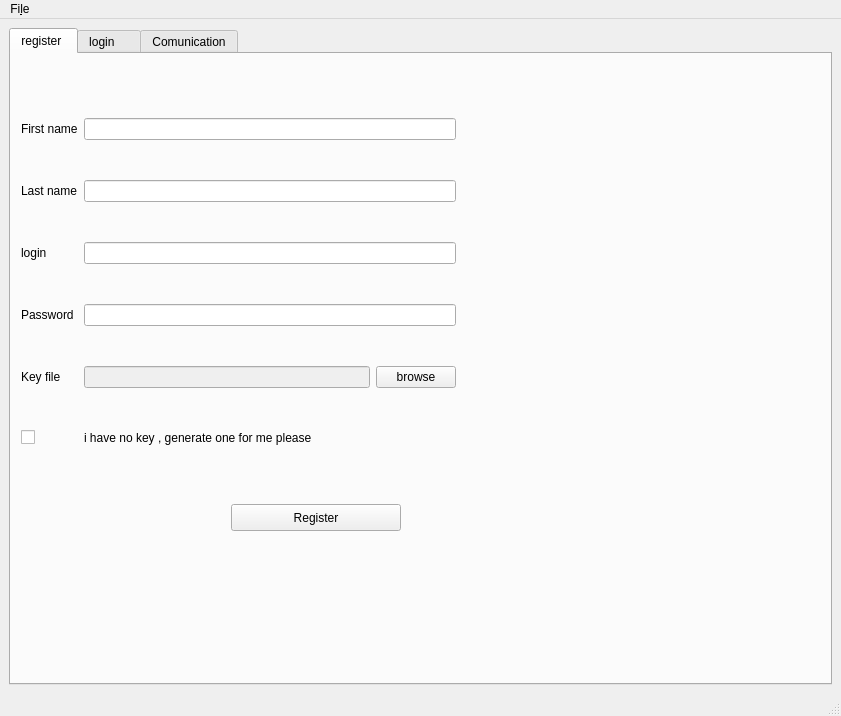
This is client/main_ui.ui in MohamedAmineOuali/Security-project as Qt 5 draws it before an edit. The edited form follows.
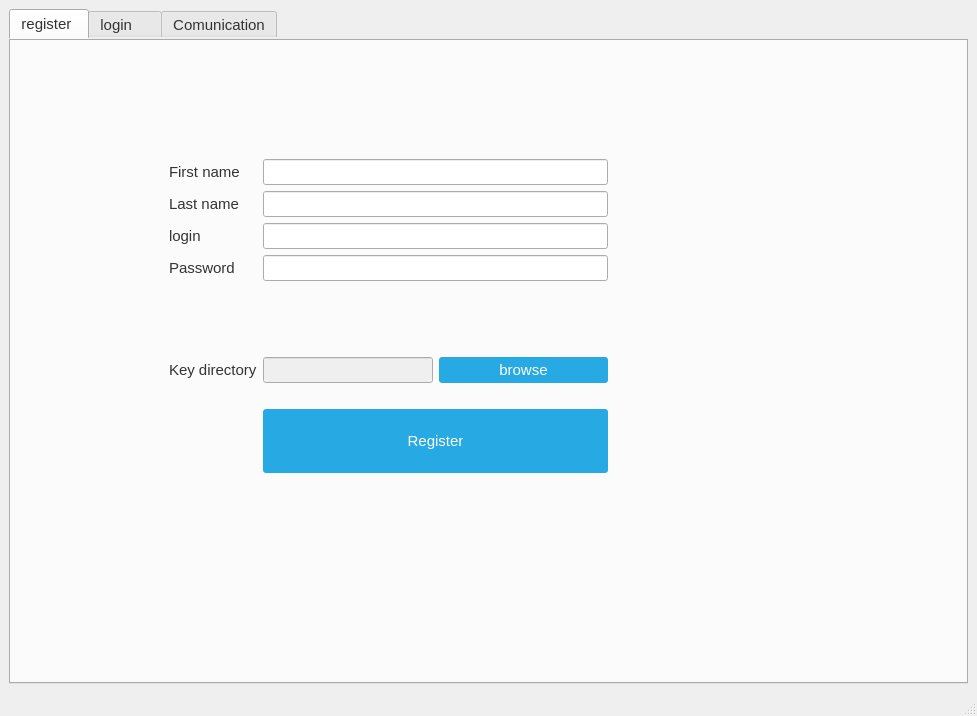
This is the edited form. The open tabs and pages were chosen to show the change. Icons and pictures are not drawn.

Patch:
```diff
--- a/client/main_ui.ui
+++ b/client/main_ui.ui
@@ -6,19 +6,59 @@
    <rect>
     <x>0</x>
     <y>0</y>
-    <width>841</width>
+    <width>977</width>
     <height>716</height>
    </rect>
   </property>
   <property name="windowTitle">
    <string>Secure mail transfert application</string>
   </property>
+  <property name="styleSheet">
+   <string notr="true">*{font-size:15px;font-family:&quot;微软雅黑&quot;,&quot;宋体&quot;;color:#333;font-weight:normal;outline:none;}
+QLabel{background:transparent;outline:none;color:#333;}
+
+/**QComboBox,QDateEdit**/
+QComboBox,QDateEdit,QDateTimeEdit{outline:none;color:#333;background-color:#fff;border:1px solid #a9a9a8;border-radius:0px;}
+QComboBox:focus,QDateEdit:focus,QDateTimeEdit:focus{color: #333;border:1px solid #bfbfbf;background-color:#eefcfc;}
+QComboBox::drop-down,QDateEdit::drop-down,QDateTimeEdit::drop-down{border-left:1px solid #a9a9a8;background-color:qlineargradient(y1: 0, x1: 0, y2: 1, x2: 0,stop: 0 #fcfcfb, stop: 0.5 #f1eeec,stop: 1 #e7e1dc);}
+QComboBox::drop-down:hover{border-left:1px solid #a9a9a8;background-color:qlineargradient(y1: 0, x1: 0, y2: 1, x2: 0,stop: 0 #eee, stop: 0.5 #ddd,stop: 1 #ccc);}
+
+QPushButton{ color: white; background-color: #27a9e3; border-width: 0px; border-radius: 3px;}
+
+/**QRadioButton**/
+QRadioButton {spacing: 5px;outline:none;}
+QRadioButton::indicator {width: 21px;height: 21px;}
+
+/**QCheckBox**/
+QCheckBox {color:#333;spacing:0px;outline:none;}
+QCheckBox::indicator {width: 15px; height: 15px;margin-right:5px;}
+
+/**QTabWidget**/
+QTabWidget{border:none;margin:0px;outline:none;}
+QTabWidget[showHeader='true']::pane{border:1px solid #55B023;border-radius:0px;position: absolute;top: -1px;}
+QTabWidget[showHeader='false']::pane{border:none;position: absolute;margin:0px;}
+QTabWidget[showHeader='true'] QTabBar::tab{alignment:left;color:white;padding:2px 16px;margin-top:3px;margin-left:5px;height:21px;border-top-left-radius: 5px;border-top-right-radius: 5px;background:#C9B084}
+QTabWidget[showHeader='true'] QTabBar::tab:selected{background:#55B023;margin-top:1px;height:23px;}
+</string>
+  </property>
   <widget class="QWidget" name="centralwidget">
    <layout class="QVBoxLayout" name="verticalLayout_2">
     <item>
      <widget class="QTabWidget" name="tabWidget">
+      <property name="tabPosition">
+       <enum>QTabWidget::North</enum>
+      </property>
       <property name="currentIndex">
-       <number>2</number>
+       <number>0</number>
+      </property>
+      <property name="documentMode">
+       <bool>false</bool>
+      </property>
+      <property name="tabsClosable">
+       <bool>false</bool>
+      </property>
+      <property name="movable">
+       <bool>false</bool>
       </property>
       <widget class="QWidget" name="regsiter">
        <attribute name="title">
@@ -27,154 +67,118 @@
        <widget class="QWidget" name="layoutWidget">
         <property name="geometry">
          <rect>
-          <x>10</x>
-          <y>30</y>
-          <width>721</width>
-          <height>401</height>
+          <x>-10</x>
+          <y>120</y>
+          <width>961</width>
+          <height>314</height>
          </rect>
         </property>
         <layout class="QGridLayout" name="gridLayout">
-         <item row="0" column="3">
-          <spacer name="horizontalSpacer">
-           <property name="orientation">
-            <enum>Qt::Horizontal</enum>
-           </property>
-           <property name="sizeHint" stdset="0">
-            <size>
-             <width>40</width>
-             <height>20</height>
-            </size>
-           </property>
-          </spacer>
-         </item>
-         <item row="3" column="0">
+         <item row="3" column="1">
           <widget class="QLabel" name="label_4">
            <property name="text">
             <string>Password</string>
            </property>
           </widget>
          </item>
-         <item row="2" column="0">
+         <item row="2" column="1">
           <widget class="QLabel" name="label_3">
            <property name="text">
             <string>login</string>
            </property>
           </widget>
          </item>
-         <item row="5" column="0">
-          <widget class="QCheckBox" name="key_generation_checkbox">
-           <property name="text">
-            <string/>
+         <item row="7" column="4">
+          <spacer name="horizontalSpacer_14">
+           <property name="orientation">
+            <enum>Qt::Horizontal</enum>
            </property>
-          </widget>
+           <property name="sizeHint" stdset="0">
+            <size>
+             <width>40</width>
+             <height>20</height>
+            </size>
+           </property>
+          </spacer>
          </item>
-         <item row="2" column="1" colspan="2">
+         <item row="2" column="2" colspan="2">
           <widget class="QLineEdit" name="username_input"/>
          </item>
-         <item row="1" column="1" colspan="2">
+         <item row="1" column="2" colspan="2">
           <widget class="QLineEdit" name="lname_input"/>
          </item>
-         <item row="0" column="1" colspan="2">
+         <item row="0" column="2" colspan="2">
           <widget class="QLineEdit" name="fname_input"/>
          </item>
-         <item row="3" column="1" colspan="2">
+         <item row="3" column="2" colspan="2">
           <widget class="QLineEdit" name="password_input"/>
          </item>
-         <item row="4" column="2">
-          <widget class="QPushButton" name="file_selection_btn">
-           <property name="text">
-            <string>browse</string>
+         <item row="7" column="5">
+          <spacer name="horizontalSpacer_11">
+           <property name="orientation">
+            <enum>Qt::Horizontal</enum>
            </property>
-          </widget>
+           <property name="sizeHint" stdset="0">
+            <size>
+             <width>40</width>
+             <height>20</height>
+            </size>
+           </property>
+          </spacer>
          </item>
-         <item row="1" column="0">
+         <item row="1" column="1">
           <widget class="QLabel" name="label_2">
            <property name="text">
             <string>Last name</string>
            </property>
           </widget>
          </item>
-         <item row="5" column="1" colspan="2">
-          <widget class="QLabel" name="label_13">
-           <property name="text">
-            <string>i have no key , generate one for me please</string>
-           </property>
-          </widget>
-         </item>
-         <item row="4" column="1">
+         <item row="5" column="2">
           <widget class="QLineEdit" name="public_key_file_input">
            <property name="enabled">
             <bool>false</bool>
            </property>
           </widget>
          </item>
-         <item row="0" column="0">
+         <item row="0" column="1">
           <widget class="QLabel" name="label">
            <property name="text">
             <string>First name</string>
            </property>
           </widget>
          </item>
-         <item row="4" column="0">
+         <item row="5" column="1">
           <widget class="QLabel" name="label_11">
            <property name="text">
-            <string>Key file</string>
+            <string>Key directory</string>
            </property>
           </widget>
          </item>
-         <item row="1" column="3">
-          <spacer name="horizontalSpacer_2">
-           <property name="orientation">
-            <enum>Qt::Horizontal</enum>
-           </property>
-           <property name="sizeHint" stdset="0">
-            <size>
-             <width>40</width>
-             <height>20</height>
-            </size>
-           </property>
-          </spacer>
-         </item>
-         <item row="2" column="3">
-          <spacer name="horizontalSpacer_4">
-           <property name="orientation">
-            <enum>Qt::Horizontal</enum>
-           </property>
-           <property name="sizeHint" stdset="0">
-            <size>
-             <width>40</width>
-             <height>20</height>
-            </size>
-           </property>
-          </spacer>
-         </item>
-         <item row="3" column="3">
-          <spacer name="horizontalSpacer_5">
-           <property name="orientation">
-            <enum>Qt::Horizontal</enum>
-           </property>
-           <property name="sizeHint" stdset="0">
-            <size>
-             <width>40</width>
-             <height>20</height>
-            </size>
-           </property>
-          </spacer>
-         </item>
-         <item row="4" column="3">
-          <spacer name="horizontalSpacer_9">
-           <property name="orientation">
-            <enum>Qt::Horizontal</enum>
-           </property>
-           <property name="sizeHint" stdset="0">
-            <size>
-             <width>40</width>
-             <height>20</height>
-            </size>
-           </property>
-          </spacer>
-         </item>
          <item row="5" column="3">
+          <widget class="QSplitter" name="splitter_5">
+           <property name="orientation">
+            <enum>Qt::Horizontal</enum>
+           </property>
+           <widget class="QPushButton" name="file_selection_btn_2">
+            <property name="text">
+             <string>browse</string>
+            </property>
+           </widget>
+          </widget>
+         </item>
+         <item row="7" column="2" colspan="2">
+          <widget class="QSplitter" name="splitter_4">
+           <property name="orientation">
+            <enum>Qt::Horizontal</enum>
+           </property>
+           <widget class="QPushButton" name="register_btn_2">
+            <property name="text">
+             <string>Register</string>
+            </property>
+           </widget>
+          </widget>
+         </item>
+         <item row="6" column="5">
           <spacer name="horizontalSpacer_10">
            <property name="orientation">
             <enum>Qt::Horizontal</enum>
@@ -187,26 +191,35 @@
            </property>
           </spacer>
          </item>
+         <item row="0" column="4" rowspan="6" colspan="2">
+          <widget class="QWidget" name="image_2" native="true">
+           <property name="styleSheet">
+            <string notr="true">image: url(:/newPrefix/register.png);</string>
+           </property>
+          </widget>
+         </item>
+         <item row="4" column="2">
+          <widget class="QLabel" name="label_5">
+           <property name="text">
+            <string/>
+           </property>
+          </widget>
+         </item>
+         <item row="5" column="0">
+          <spacer name="horizontalSpacer_13">
+           <property name="orientation">
+            <enum>Qt::Horizontal</enum>
+           </property>
+           <property name="sizeHint" stdset="0">
+            <size>
+             <width>40</width>
+             <height>20</height>
+            </size>
+           </property>
+          </spacer>
+         </item>
         </layout>
        </widget>
-       <widget class="QSplitter" name="splitter_2">
-        <property name="geometry">
-         <rect>
-          <x>220</x>
-          <y>450</y>
-          <width>170</width>
-          <height>27</height>
-         </rect>
-        </property>
-        <property name="orientation">
-         <enum>Qt::Horizontal</enum>
-        </property>
-        <widget class="QPushButton" name="register_btn">
-         <property name="text">
-          <string>Register</string>
-         </property>
-        </widget>
-       </widget>
       </widget>
       <widget class="QWidget" name="login">
        <attribute name="title">
@@ -306,7 +319,42 @@
          <item row="1" column="0">
           <widget class="QLineEdit" name="text_input"/>
          </item>
-         <item row="0" column="0">
+         <item row="4" column="1">
+          <widget class="QSplitter" name="splitter_2">
+           <property name="orientation">
+            <enum>Qt::Horizontal</enum>
+           </property>
+           <widget class="QPushButton" name="send_btn">
+            <property name="text">
+             <string>Send</string>
+            </property>
+           </widget>
+          </widget>
+         </item>
+         <item row="3" column="0">
+          <widget class="QCheckBox" name="signCheck">
+           <property name="layoutDirection">
+            <enum>Qt::LeftToRight</enum>
+           </property>
+           <property name="text">
+            <string>Sign your Message</string>
+           </property>
+          </widget>
+         </item>
+         <item row="2" column="1">
+          <spacer name="horizontalSpacer_2">
+           <property name="orientation">
+            <enum>Qt::Horizontal</enum>
+           </property>
+           <property name="sizeHint" stdset="0">
+            <size>
+             <width>40</width>
+             <height>20</height>
+            </size>
+           </property>
+          </spacer>
+         </item>
+         <item row="0" column="0" rowspan="3">
           <widget class="QTextBrowser" name="text_output"/>
          </item>
         </layout>
@@ -357,16 +405,10 @@
     <rect>
      <x>0</x>
      <y>0</y>
-     <width>841</width>
-     <height>34</height>
+     <width>977</width>
+     <height>32</height>
     </rect>
    </property>
-   <widget class="QMenu" name="menuFile">
-    <property name="title">
-     <string>Fi&amp;le</string>
-    </property>
-   </widget>
-   <addaction name="menuFile"/>
   </widget>
   <widget class="QStatusBar" name="statusbar"/>
   <action name="actionMinimize">
```
Left out of the diff: 189 changed lines with no effect on the pictures.
